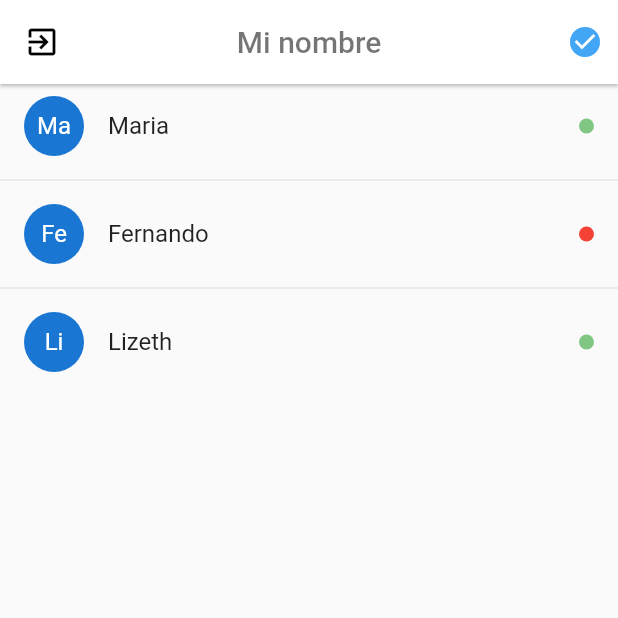
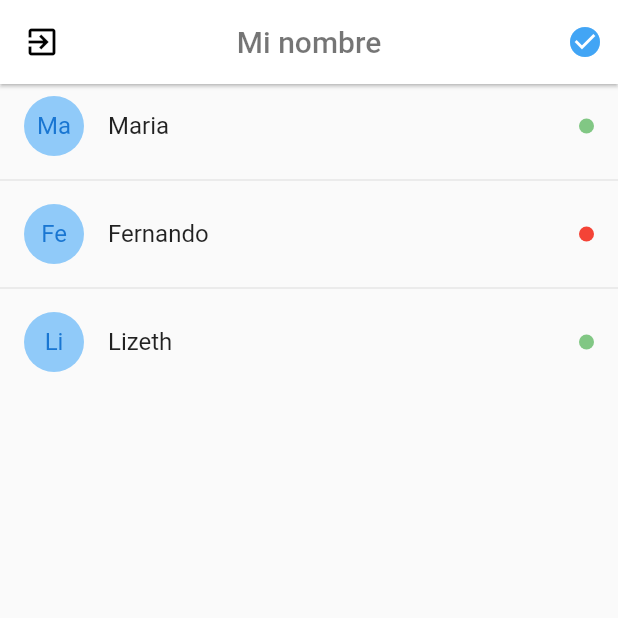
Before and after one commit to ferchodeleon/real_time_chat, a Flutter app: the UsersPage screen opened by its route, on a phone screen of 412 x 824 dp, the top half of it. Run offline on Flutter 3.47's test engine with Material 2 defaults, Android fonts, the phone set to English and light mode, and no system bars; drawn by our look-alikes of pull_to_refresh.

Commit message:
Users page included pull refresh loading

```diff
--- a/lib/pages/users_page.dart
+++ b/lib/pages/users_page.dart
@@ -1,5 +1,6 @@
 import 'package:flutter/material.dart';
 import 'package:flutter_real_time_chat/models/user.dart';
+import 'package:pull_to_refresh/pull_to_refresh.dart';
 
 class UsersPage extends StatefulWidget {
   const UsersPage({super.key});
@@ -9,6 +10,9 @@ class UsersPage extends StatefulWidget {
 }
 
 class _UsersPageState extends State<UsersPage> {
+  RefreshController _refreshController =
+      RefreshController(initialRefresh: false);
+
   final users = [
     User(online: true, email: 'test1@test.com', name: 'Maria', uid: '1'),
     User(online: false, email: 'test2@test.com', name: 'Fernando', uid: '2'),
@@ -38,25 +42,49 @@ class _UsersPageState extends State<UsersPage> {
           )
         ],
       ),
-      body: ListView.separated(
+      body: SmartRefresher(
+        controller: _refreshController,
+        enablePullDown: true,
+        onRefresh: _loadingUsers,
+        header: WaterDropHeader(
+          complete: Icon(Icons.check, color: Colors.blue[400]),
+          waterDropColor: Colors.blue[400]!,
+        ),
+        child: _listViewUsers(),
+      ),
+    );
+  }
+
+  ListView _listViewUsers() {
+    return ListView.separated(
       physics: const BouncingScrollPhysics(),
-        itemBuilder: (_, i) => ListTile(
-          title: Text(users[i].name),
+      itemBuilder: (_, i) => _userListTitle(users[i]),
+      separatorBuilder: (_, i) => const Divider(),
+      itemCount: users.length,
+    );
+  }
+
+  ListTile _userListTitle(User user) {
+    return ListTile(
+      title: Text(user.name),
       leading: CircleAvatar(
-            child: Text(users[i].name.substring(0, 2)),
+        backgroundColor: Colors.blue[200],
+        child: Text(user.name.substring(0, 2)),
       ),
       trailing: Container(
         width: 10,
         height: 10,
         decoration: BoxDecoration(
-              color: users[i].online ? Colors.green[300] : Colors.red,
+          color: user.online ? Colors.green[300] : Colors.red,
           borderRadius: BorderRadius.circular(100),
         ),
       ),
-        ),
-        separatorBuilder: (_, i) => const Divider(),
-        itemCount: users.length,
-      ),
     );
   }
+
+  _loadingUsers() async {
+    await Future.delayed(const Duration(milliseconds: 1000));
+    // if failed,use refreshFailed()
+    _refreshController.refreshCompleted();
   }
+}
```
Lines whose indentation alone changed are shown as unchanged.
